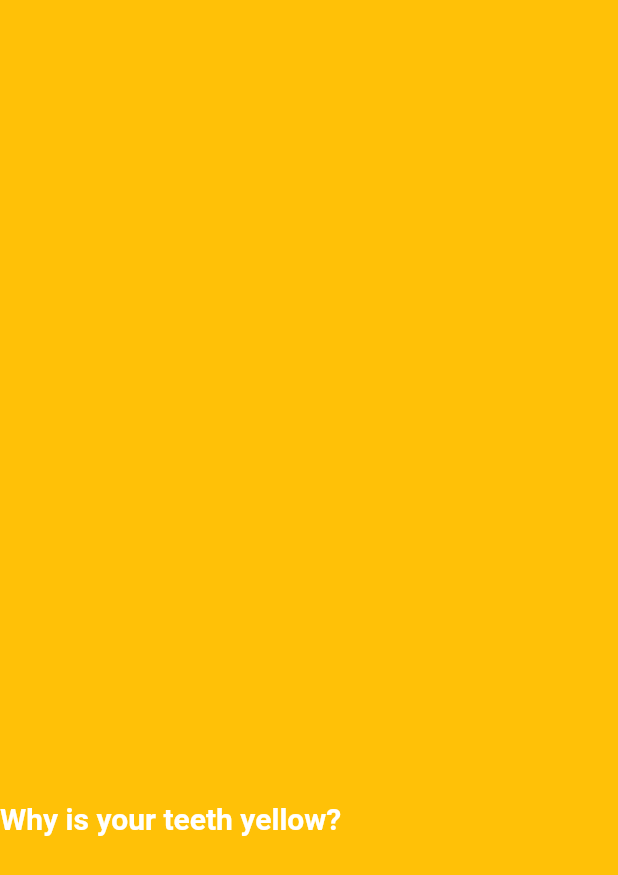
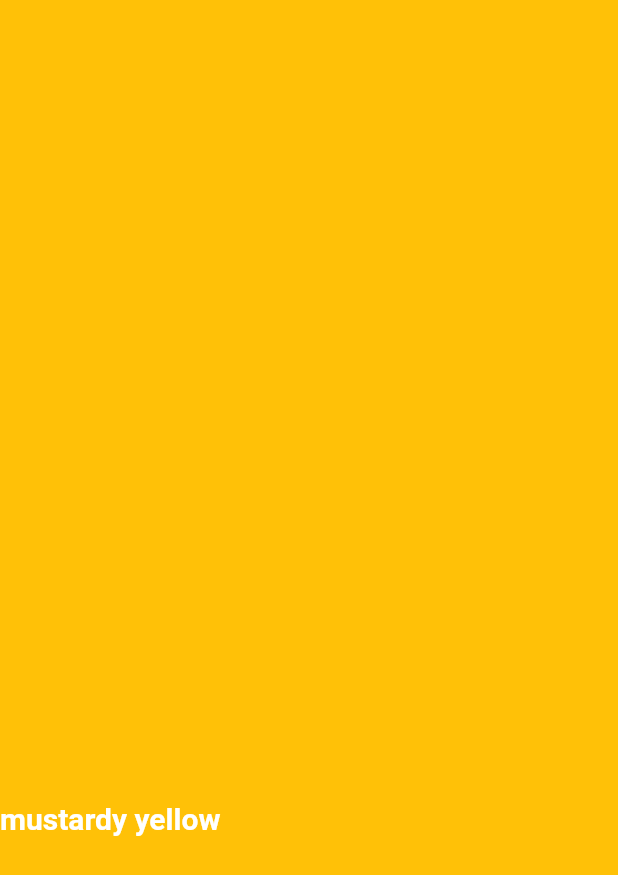
Before and after one commit to Sthakritee/liquid-swipe, a Flutter app: the screen it shows after launch, swiped to page 3, on a phone screen of 412 x 824 dp. Shown: the top 875 px of the screen. Run offline on Flutter 3.47's test engine with Material 2 defaults, Android fonts, the light colour scheme and no system bars; drawn by our look-alikes of liquid_swipe.

Commit message:
changes made in main dart

```diff
--- a/lib/main.dart
+++ b/lib/main.dart
@@ -63,7 +63,7 @@ class MyApp extends StatelessWidget {
             crossAxisAlignment: CrossAxisAlignment.start,
             children: [
               Text(
-                "Why is your teeth yellow?",
+                "mustardy yellow",
                 style: goldcoinGreyStyle,
               )
             ],
```
